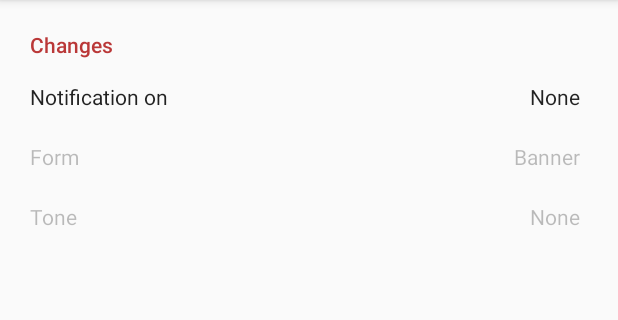
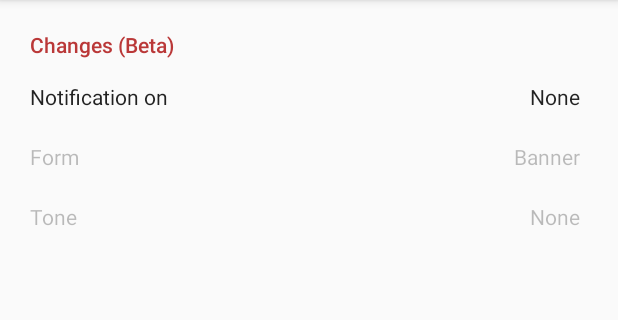
Before and after one commit to dhbw-timetable/dhbw-timetable-android, an Android app: the fragment ChangesFragment shown on its own in the app's theme, on a phone screen of 412 x 824 dp, the part 84-404 px from its top. Run offline under Robolectric (Android 15) with nearby library versions, the phone set to English and light mode, and no system bars.

```diff
--- a/app/src/main/res/layout/content_changes.xml
+++ b/app/src/main/res/layout/content_changes.xml
@@ -13,7 +13,7 @@
             android:id="@+id/Changes"
             android:layout_width="match_parent"
             android:layout_height="wrap_content"
-            android:text="Changes"
+            android:text="Changes (Beta)"
             android:paddingTop="20dp"
             android:textAppearance="@style/TextAppearance.AppCompat.Body2"
             android:textColor="@color/colorPrimary" />
```
